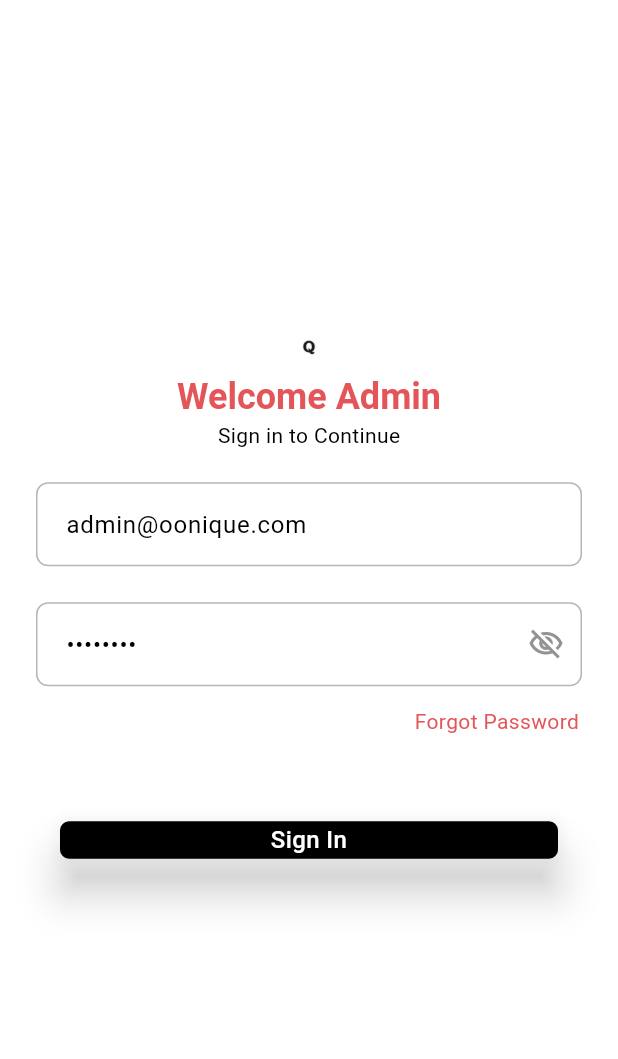
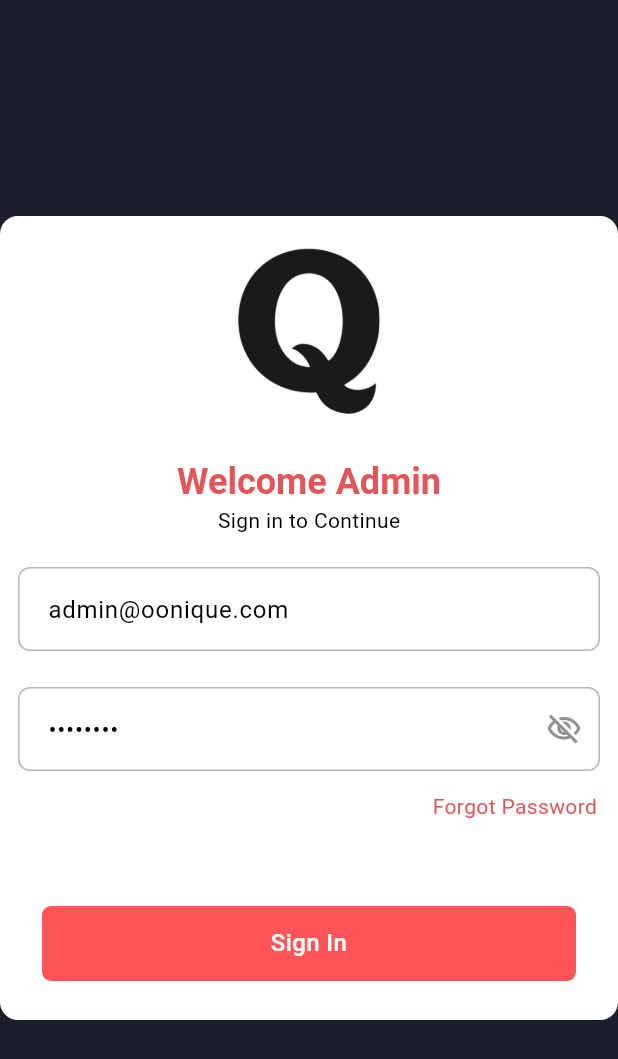
Before and after one commit to CASDev10/oonique_admin, a Flutter app: the screen it shows after launch, on a phone screen of 412 x 824 dp. Shown: the top 1059 px of the screen. Run offline on Flutter 3.47's test engine with Material 3 defaults, Android fonts, the light colour scheme and no system bars; our stand-ins replace bot_toast, cached_network_image, dio, dropdown_button2, equatable, flutter_bloc and 9 more; missing offline and left inert: dart:html, pluto_grid; Roboto replaces fonts that are missing (Raleway); project files that could hold a hidden picture were left out.

Commit message:
login page

```diff
--- a/lib/modules/authentication/login/screens/login_page.dart
+++ b/lib/modules/authentication/login/screens/login_page.dart
@@ -1,5 +1,6 @@
 import 'package:flutter/material.dart';
 import 'package:flutter_bloc/flutter_bloc.dart';
+import 'package:oonique/constants/app_colors.dart';
 import 'package:oonique/modules/dashboard/view/base_view.dart';
 import 'package:oonique/utils/extensions/extended_context.dart';
 
@@ -50,10 +51,7 @@ class _LoginDesktopViewState extends State<LoginDesktopView> {
 
   @override
   Widget build(BuildContext context) {
-    return Title(
-      color: context.colorScheme.onPrimary,
-      title: 'Oonique Login',
-      child: BlocConsumer<LoginCubit, LoginState>(
+    return BlocConsumer<LoginCubit, LoginState>(
         listener: (context, state) async {
       if (state.loginStatus == LoginStatus.loading) {
         ToastLoader.show();
@@ -67,15 +65,17 @@ class _LoginDesktopViewState extends State<LoginDesktopView> {
         ToastLoader.remove();
         context.showSnackBar(state.errorMessage);
       }
-        },
-        builder: (context, state) {
-          return Padding(
-            padding: EdgeInsets.symmetric(
-              horizontal: 12,
-              vertical: 12,
-            ),
-            child: Scaffold(
+    }, builder: (context, state) {
+      return Scaffold(
+          backgroundColor: AppColors.bgColor,
           body: Center(
+              child: Container(
+            // height: containerHeight,
+            width: 500,
+            decoration: BoxDecoration(
+                color: AppColors.white,
+                // border: Border.all(color: AppColors.borderColor),
+                borderRadius: BorderRadius.circular(12)),
             child: Form(
               key: _formKey,
               autovalidateMode: state.isAutoValidate
@@ -91,8 +91,10 @@ class _LoginDesktopViewState extends State<LoginDesktopView> {
                     Center(
                       child: Hero(
                         tag: 'logo',
-                            child:
-                                Image.asset(Assets.pngOoniqueLogo, width: 12),
+                        child: Image.asset(
+                          Assets.pngOoniqueLogo,
+                          height: 150,
+                        ),
                       ),
                     ),
                     SizedBox(height: 12),
@@ -161,7 +163,13 @@ class _LoginDesktopViewState extends State<LoginDesktopView> {
                       ),
                     ),
                     SizedBox(height: 32),
-                        PrimaryButton(onPressed: _onLoggedIn, title: "Sign In"),
+                    PrimaryButton(
+                      onPressed: _onLoggedIn,
+                      title: "Sign In",
+                      backgroundColor: AppColors.primaryColor,
+                      height: 50,
+                      shadowColor: AppColors.transparent,
+                    ),
                     // PrimaryButton(
                     //   onPressed: () async {
                     //     BannersRepository repo = sl<BannersRepository>();
@@ -180,12 +188,8 @@ class _LoginDesktopViewState extends State<LoginDesktopView> {
                 ),
               ),
             ),
-              ),
-            ),
-          );
-        },
-      ),
-    );
+          )));
+    });
   }
 
   void _onLoggedIn() {
--- a/lib/modules/dashboard/widgets/custom_header.dart
+++ b/lib/modules/dashboard/widgets/custom_header.dart
@@ -39,7 +39,7 @@ class DrawerHeaderWidget extends StatelessWidget {
                 style: context.textTheme.bodyMedium?.copyWith(
                   fontSize: 22,
                   fontWeight: FontWeight.w700,
-                  color: AppColors.white,
+                  color: AppColors.primaryColor,
                 ),
               ),
               Text(
```
Also changed, not shown: lib/modules/dashboard/view/support/widget/ticket_table.dart (+6 -10 lines). Lines whose indentation alone changed are shown as unchanged.
